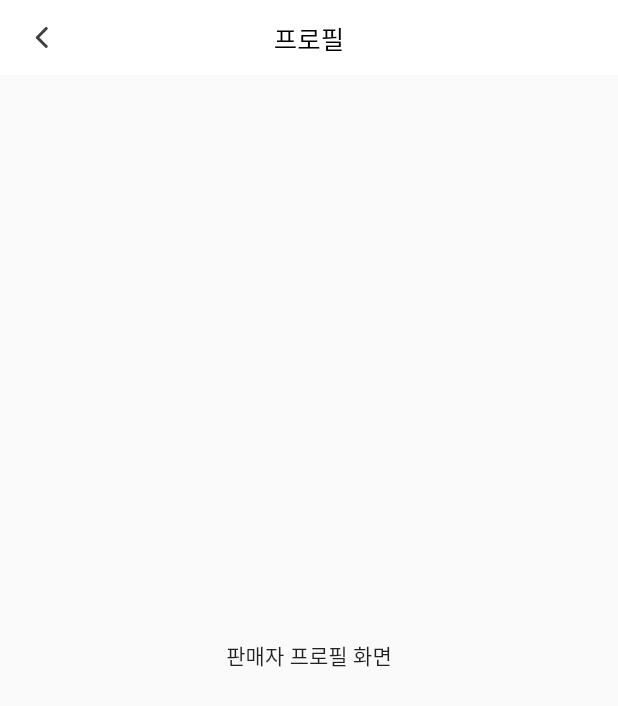
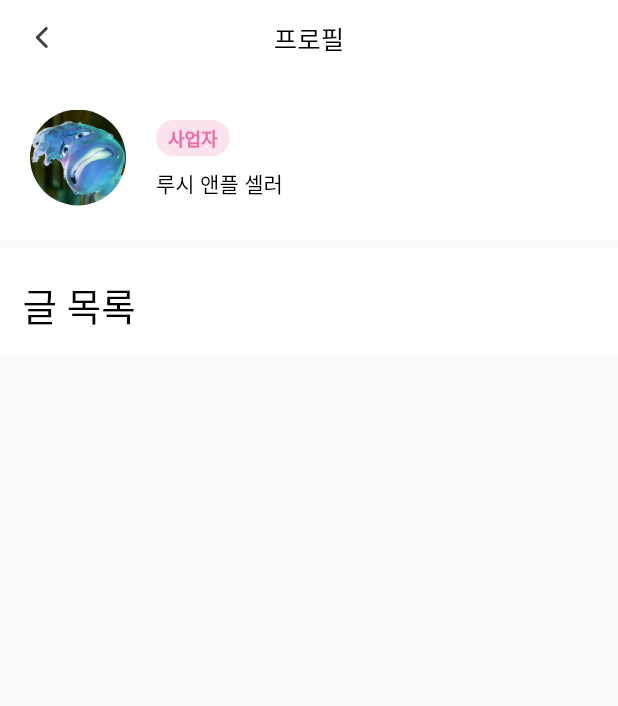
Before and after one commit to PSR-Co/FRONTEND, a Flutter app: the SellerProfileScreen screen opened directly, on a phone screen of 412 x 824 dp. Shown: the top 706 px of the screen. Run offline on Flutter 3.47's test engine with Material 2 defaults, Android fonts, the phone set to English and light mode, and no system bars; our stand-ins replace flutter_svg, smooth_page_indicator.

Commit message:
feat: 판매자 프로필 정보(이미지,역할,이름) 위젯 추가

```diff
--- a/lib/product/view/seller_profile_screen.dart
+++ b/lib/product/view/seller_profile_screen.dart
@@ -1,4 +1,5 @@
 import 'package:flutter/material.dart';
+import 'package:psr/common/const/colors.dart';
 import 'package:psr/common/layout/default_appbar_layout.dart';
 
 class SellerProfileScreen extends StatefulWidget {
@@ -9,6 +10,8 @@ class SellerProfileScreen extends StatefulWidget {
 }
 
 class _SellerProfileScreenState extends State<SellerProfileScreen> {
+  static const PROFILE_IMG_SIZE = 64.0;
+
   @override
   Widget build(BuildContext context) {
     return Scaffold(
@@ -18,8 +21,90 @@ class _SellerProfileScreenState extends State<SellerProfileScreen> {
   }
 
   Widget renderBody() {
-    return Center(
-      child: Text("판매자 프로필 화면"),
+    return Column(
+      children: [
+        renderSellerInfo(),
+        SizedBox(height: 5,),
+        Column(
+          crossAxisAlignment: CrossAxisAlignment.start,
+          children: [
+            Container(
+              width: MediaQuery.of(context).size.width,
+              color: Colors.white,
+              padding: EdgeInsets.only(left: 15, top: 20, bottom: 15),
+              child: Text('글 목록', style: TextStyle(
+                fontSize: 25,
+                fontWeight: FontWeight.w500,
+                color: Colors.black,
+            ),
+            ),
+            // ListView.builder(
+            //   itemCount: 10,
+            //     itemBuilder: (BuildContext context, int index) {
+            //       return Container(
+            //         height: 100,
+            //       );
+            //     }
+            ),
+          ],
+        ),
+
+      ],
+    );
+  }
+
+  Widget renderSellerInfo() {
+    return Container(
+      height: 110,
+      width: MediaQuery.of(context).size.width,
+      color: Colors.white,
+      child: Row(
+        children: [
+          Container(
+            margin: EdgeInsets.only(left: 20, right: 10),
+            child: ClipRRect(
+              borderRadius: BorderRadius.circular(PROFILE_IMG_SIZE/2),
+              child: Image.asset('asset/images/profile_img_sample.jpg', fit: BoxFit.cover, width: PROFILE_IMG_SIZE,),
+            ),
+          ),
+          Column(
+            crossAxisAlignment: CrossAxisAlignment.start,
+            children: [
+              renderSellerRole(),
+              renderSellerName(),
+            ],
+          ),
+        ],
+      ),
+    );
+  }
+
+  Widget renderSellerRole() {
+    return Container(
+      padding: EdgeInsets.symmetric(vertical: 3, horizontal: 8),
+      margin: EdgeInsets.only(top: 30, bottom: 8, left: 10),
+      child: Text('사업자', style: TextStyle(
+        color: PINK_COLOR,
+        fontSize: 12,
+        fontWeight: FontWeight.w700
+      ),),
+      decoration: BoxDecoration(
+        borderRadius: BorderRadius.circular(16),
+        color: PINK_COLOR.withOpacity(0.2),
+      ),
+    );
+  }
+
+  Widget renderSellerName() {
+    final nameStyle = TextStyle(
+      fontSize: 14,
+      color: Colors.black,
+      fontWeight: FontWeight.w500
+    );
+
+    return Container(
+      margin: EdgeInsets.symmetric(horizontal: 10),
+      child: Text('루시 앤플 셀러', style: nameStyle,)
     );
   }
 }
```
Also changed, not shown: asset/images/profile_img_sample.jpg (added).
